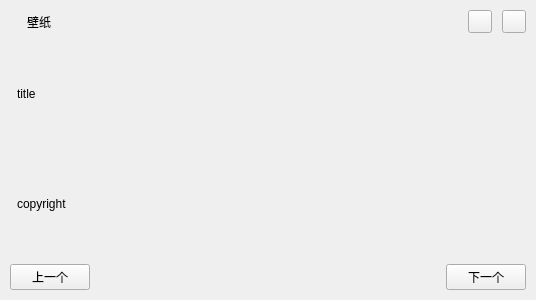
Old version of the form assets/window.ui in the repository xroah/bing-wallpaper.
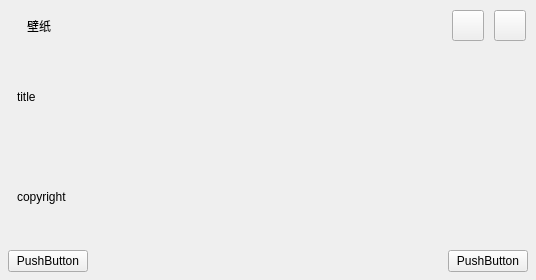
New version of the form.

Patch:
```diff
--- a/assets/window.ui
+++ b/assets/window.ui
@@ -7,7 +7,7 @@
     <x>0</x>
     <y>0</y>
     <width>536</width>
-    <height>300</height>
+    <height>280</height>
    </rect>
   </property>
   <property name="windowTitle">
@@ -60,6 +60,9 @@
        </item>
        <item>
         <widget class="QLabel" name="windowTitle">
+         <property name="styleSheet">
+          <string notr="true">c</string>
+         </property>
          <property name="text">
           <string>壁纸</string>
          </property>
@@ -86,6 +89,12 @@
          <property name="text">
           <string/>
          </property>
+         <property name="iconSize">
+          <size>
+           <width>24</width>
+           <height>24</height>
+          </size>
+         </property>
         </widget>
        </item>
        <item>
@@ -93,6 +102,12 @@
          <property name="text">
           <string/>
          </property>
+         <property name="iconSize">
+          <size>
+           <width>24</width>
+           <height>24</height>
+          </size>
+         </property>
         </widget>
        </item>
       </layout>
@@ -178,26 +193,32 @@
       </widget>
      </item>
      <item>
-      <layout class="QHBoxLayout" name="horizontalLayout_3">
+      <widget class="QWidget" name="nav" native="true">
+       <property name="class" stdset="0">
+        <string>nav</string>
+       </property>
+       <layout class="QHBoxLayout" name="horizontalLayout_7">
        <property name="spacing">
         <number>0</number>
        </property>
        <property name="leftMargin">
-        <number>10</number>
+         <number>8</number>
        </property>
        <property name="topMargin">
-        <number>10</number>
+         <number>8</number>
        </property>
        <property name="rightMargin">
-        <number>10</number>
+         <number>8</number>
        </property>
        <property name="bottomMargin">
-        <number>10</number>
-       </property>
+         <number>8</number>
+        </property>
+        <item>
+         <layout class="QHBoxLayout" name="horizontalLayout_6">
        <item>
         <widget class="QPushButton" name="prev">
          <property name="text">
-          <string>上一个</string>
+             <string>PushButton</string>
          </property>
          <property name="class" stdset="0">
           <string>page-btn</string>
@@ -205,7 +226,7 @@
         </widget>
        </item>
        <item>
-        <spacer name="horizontalSpacer_2">
+           <spacer name="horizontalSpacer_4">
          <property name="orientation">
           <enum>Qt::Horizontal</enum>
          </property>
@@ -220,7 +241,7 @@
        <item>
         <widget class="QPushButton" name="next">
          <property name="text">
-          <string>下一个</string>
+             <string>PushButton</string>
          </property>
          <property name="class" stdset="0">
           <string>page-btn</string>
@@ -228,6 +249,9 @@
         </widget>
        </item>
       </layout>
+        </item>
+       </layout>
+      </widget>
      </item>
     </layout>
    </item>
```
Left out of the diff: 10 changed lines with no effect on the pictures. Lines whose indentation alone changed are shown as unchanged.
